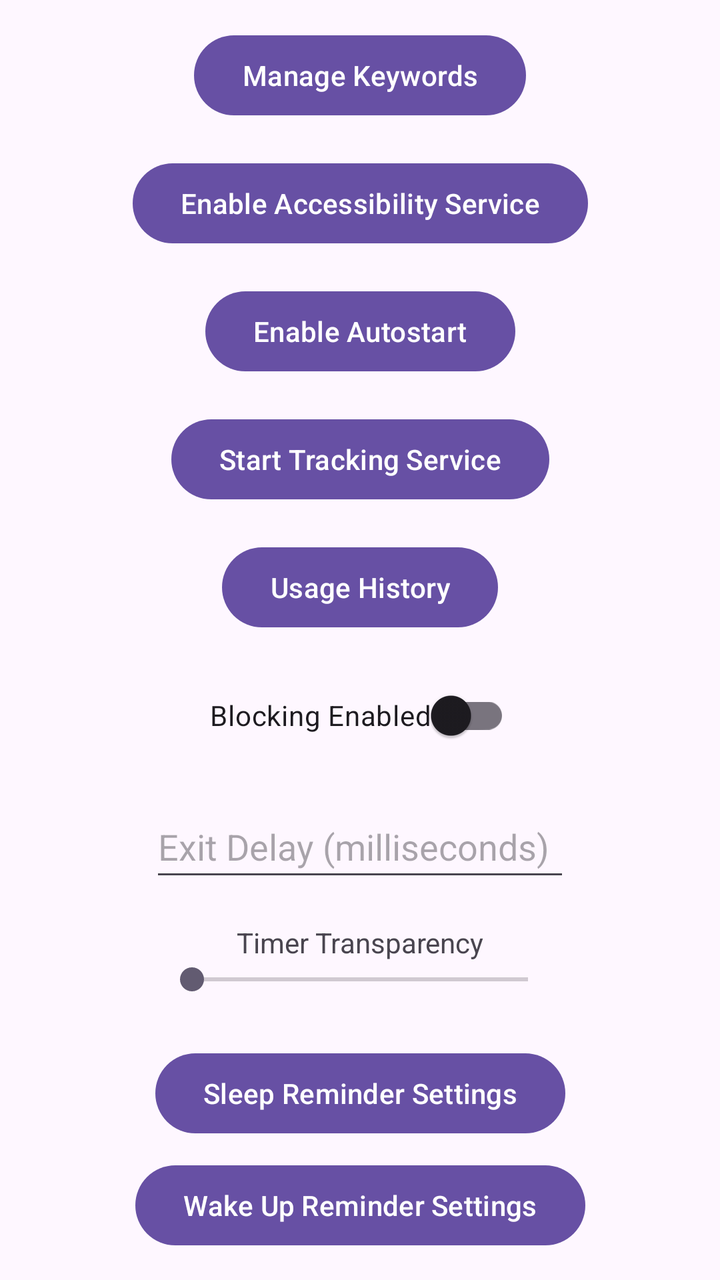
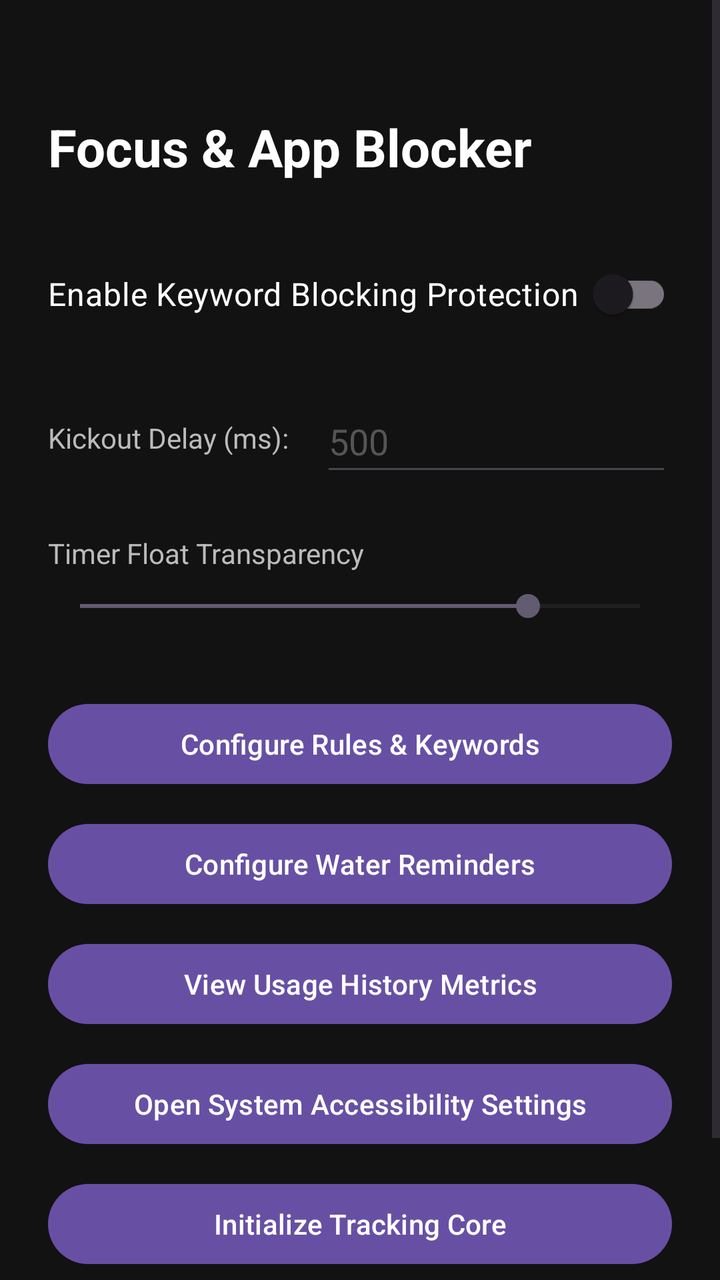

An Android layout rendered at two revisions. The XML below is the earlier revision; the diff shows what the commit changed to produce the second picture.
<!-- AndroidManifest.xml: application theme Theme.App_Blocker -->
<!-- res/layout/activity_main.xml -->
<?xml version="1.0" encoding="utf-8"?>
<androidx.constraintlayout.widget.ConstraintLayout xmlns:android="http://schemas.android.com/apk/res/android"
    xmlns:app="http://schemas.android.com/apk/res-auto"
    xmlns:tools="http://schemas.android.com/tools"
    android:id="@+id/main"
    android:layout_width="match_parent"
    android:layout_height="match_parent"
    tools:context=".MainActivity">

    <Button
        android:id="@+id/manageKeywordsButton"
        android:layout_width="wrap_content"
        android:layout_height="wrap_content"
        android:text="Manage Keywords"
        app:layout_constraintBottom_toTopOf="@+id/enableServiceButton"
        app:layout_constraintEnd_toEndOf="parent"
        app:layout_constraintStart_toStartOf="parent"
        app:layout_constraintTop_toTopOf="parent"
        app:layout_constraintVertical_chainStyle="packed" />

    <Button
        android:id="@+id/enableServiceButton"
        android:layout_width="wrap_content"
        android:layout_height="wrap_content"
        android:layout_marginTop="16dp"
        android:text="Enable Accessibility Service"
        app:layout_constraintBottom_toTopOf="@+id/enableAutostartButton"
        app:layout_constraintEnd_toEndOf="parent"
        app:layout_constraintStart_toStartOf="parent"
        app:layout_constraintTop_toBottomOf="@+id/manageKeywordsButton" />

    <Button
        android:id="@+id/enableAutostartButton"
        android:layout_width="wrap_content"
        android:layout_height="wrap_content"
        android:layout_marginTop="16dp"
        android:text="Enable Autostart"
        app:layout_constraintBottom_toTopOf="@+id/startTrackingButton"
        app:layout_constraintEnd_toEndOf="parent"
        app:layout_constraintStart_toStartOf="parent"
        app:layout_constraintTop_toBottomOf="@+id/enableServiceButton" />

    <Button
        android:id="@+id/startTrackingButton"
        android:layout_width="wrap_content"
        android:layout_height="wrap_content"
        android:layout_marginTop="16dp"
        android:text="Start Tracking Service"
        app:layout_constraintBottom_toTopOf="@+id/historyButton"
        app:layout_constraintEnd_toEndOf="parent"
        app:layout_constraintStart_toStartOf="parent"
        app:layout_constraintTop_toBottomOf="@+id/enableAutostartButton" />

    <Button
        android:id="@+id/historyButton"
        android:layout_width="wrap_content"
        android:layout_height="wrap_content"
        android:layout_marginTop="16dp"
        android:text="@string/button_usage_history"
        app:layout_constraintBottom_toTopOf="@+id/blockingSwitch"
        app:layout_constraintEnd_toEndOf="parent"
        app:layout_constraintStart_toStartOf="parent"
        app:layout_constraintTop_toBottomOf="@+id/startTrackingButton" />

    <com.google.android.material.switchmaterial.SwitchMaterial
        android:id="@+id/blockingSwitch"
        android:layout_width="wrap_content"
        android:layout_height="wrap_content"
        android:layout_marginTop="16dp"
        android:text="Blocking Enabled"
        app:layout_constraintBottom_toTopOf="@+id/delayInput"
        app:layout_constraintEnd_toEndOf="parent"
        app:layout_constraintStart_toStartOf="parent"
        app:layout_constraintTop_toBottomOf="@+id/historyButton" />

    <EditText
        android:id="@+id/delayInput"
        android:layout_width="wrap_content"
        android:layout_height="wrap_content"
        android:layout_marginTop="16dp"
        android:ems="10"
        android:hint="Exit Delay (milliseconds)"
        android:inputType="number"
        android:minHeight="48dp"
        app:layout_constraintBottom_toTopOf="@+id/transparencyLabel"
        app:layout_constraintEnd_toEndOf="parent"
        app:layout_constraintStart_toStartOf="parent"
        app:layout_constraintTop_toBottomOf="@+id/blockingSwitch" />

    <TextView
        android:id="@+id/transparencyLabel"
        android:layout_width="wrap_content"
        android:layout_height="wrap_content"
        android:layout_marginTop="16dp"
        android:text="Timer Transparency"
        app:layout_constraintBottom_toTopOf="@+id/transparencySeekBar"
        app:layout_constraintEnd_toEndOf="parent"
        app:layout_constraintStart_toStartOf="parent"
        app:layout_constraintTop_toBottomOf="@+id/delayInput" />

    <SeekBar
        android:id="@+id/transparencySeekBar"
        android:layout_width="200dp"
        android:layout_height="wrap_content"
        android:max="100"
        app:layout_constraintEnd_toEndOf="parent"
        app:layout_constraintStart_toStartOf="parent"
        app:layout_constraintTop_toBottomOf="@+id/transparencyLabel"
        app:layout_constraintBottom_toTopOf="@+id/sleepReminderSettingsButton" />

    <Button
        android:id="@+id/sleepReminderSettingsButton"
        android:layout_width="wrap_content"
        android:layout_height="wrap_content"
        android:layout_marginTop="24dp"
        android:text="@string/sleep_reminder_open_settings"
        app:layout_constraintBottom_toTopOf="@+id/wakeUpReminderSettingsButton"
        app:layout_constraintEnd_toEndOf="parent"
        app:layout_constraintStart_toStartOf="parent"
        app:layout_constraintTop_toBottomOf="@+id/transparencySeekBar" />

    <Button
        android:id="@+id/wakeUpReminderSettingsButton"
        android:layout_width="wrap_content"
        android:layout_height="wrap_content"
        android:layout_marginTop="8dp"
        android:text="@string/wake_up_reminder_open_settings"
        app:layout_constraintBottom_toBottomOf="parent"
        app:layout_constraintEnd_toEndOf="parent"
        app:layout_constraintStart_toStartOf="parent"
        app:layout_constraintTop_toBottomOf="@+id/sleepReminderSettingsButton" />

</androidx.constraintlayout.widget.ConstraintLayout>
<!-- resources referenced by this layout -->
<resources>
  <string name="button_usage_history">Usage History</string>
  <string name="sleep_reminder_open_settings">Sleep Reminder Settings</string>
  <string name="wake_up_reminder_open_settings">Wake Up Reminder Settings</string>
  <style name="Theme.App_Blocker" parent="Base.Theme.App_Blocker" />
  <style name="Base.Theme.App_Blocker" parent="Theme.Material3.DayNight.NoActionBar">
          
          
      </style>
</resources>

<!-- the commit's change to res/layout/activity_main.xml (unified diff, before → after) -->
@@ -1,133 +1,120 @@
 <?xml version="1.0" encoding="utf-8"?>
-<androidx.constraintlayout.widget.ConstraintLayout xmlns:android="http://schemas.android.com/apk/res/android"
-    xmlns:app="http://schemas.android.com/apk/res-auto"
+<ScrollView xmlns:android="http://schemas.android.com/apk/res/android"
     xmlns:tools="http://schemas.android.com/tools"
     android:id="@+id/main"
     android:layout_width="match_parent"
     android:layout_height="match_parent"
+    android:background="#121212"
+    android:fillViewport="true"
     tools:context=".MainActivity">
 
-    <Button
-        android:id="@+id/manageKeywordsButton"
-        android:layout_width="wrap_content"
+    <LinearLayout
+        android:layout_width="match_parent"
         android:layout_height="wrap_content"
-        android:text="Manage Keywords"
-        app:layout_constraintBottom_toTopOf="@+id/enableServiceButton"
-        app:layout_constraintEnd_toEndOf="parent"
-        app:layout_constraintStart_toStartOf="parent"
-        app:layout_constraintTop_toTopOf="parent"
-        app:layout_constraintVertical_chainStyle="packed" />
+        android:orientation="vertical"
+        android:padding="24dp">
 
-    <Button
-        android:id="@+id/enableServiceButton"
-        android:layout_width="wrap_content"
-        android:layout_height="wrap_content"
-        android:layout_marginTop="16dp"
-        android:text="Enable Accessibility Service"
-        app:layout_constraintBottom_toTopOf="@+id/enableAutostartButton"
-        app:layout_constraintEnd_toEndOf="parent"
-        app:layout_constraintStart_toStartOf="parent"
-        app:layout_constraintTop_toBottomOf="@+id/manageKeywordsButton" />
+        <TextView
+            android:layout_width="wrap_content"
+            android:layout_height="wrap_content"
+            android:layout_marginTop="32dp"
+            android:text="Focus &amp; App Blocker"
+            android:textColor="#FFFFFF"
+            android:textSize="26sp"
+            android:textStyle="bold" />
 
-    <Button
-        android:id="@+id/enableAutostartButton"
-        android:layout_width="wrap_content"
-        android:layout_height="wrap_content"
-        android:layout_marginTop="16dp"
-        android:text="Enable Autostart"
-        app:layout_constraintBottom_toTopOf="@+id/startTrackingButton"
-        app:layout_constraintEnd_toEndOf="parent"
-        app:layout_constraintStart_toStartOf="parent"
-        app:layout_constraintTop_toBottomOf="@+id/enableServiceButton" />
+        <com.google.android.material.switchmaterial.SwitchMaterial
+            android:id="@+id/blockingSwitch"
+            android:layout_width="match_parent"
+            android:layout_height="wrap_content"
+            android:layout_marginTop="32dp"
+            android:text="Enable Keyword Blocking Protection"
+            android:textColor="#FFFFFF"
+            android:textSize="16sp" />
 
-    <Button
-        android:id="@+id/startTrackingButton"
-        android:layout_width="wrap_content"
-        android:layout_height="wrap_content"
-        android:layout_marginTop="16dp"
-        android:text="Start Tracking Service"
-        app:layout_constraintBottom_toTopOf="@+id/historyButton"
-        app:layout_constraintEnd_toEndOf="parent"
-        app:layout_constraintStart_toStartOf="parent"
-        app:layout_constraintTop_toBottomOf="@+id/enableAutostartButton" />
+        <LinearLayout
+            android:layout_width="match_parent"
+            android:layout_height="wrap_content"
+            android:layout_marginTop="24dp"
+            android:orientation="horizontal"
+            android:gravity="center_vertical">
 
-    <Button
-        android:id="@+id/historyButton"
-        android:layout_width="wrap_content"
-        android:layout_height="wrap_content"
-        android:layout_marginTop="16dp"
-        android:text="@string/button_usage_history"
-        app:layout_constraintBottom_toTopOf="@+id/blockingSwitch"
-        app:layout_constraintEnd_toEndOf="parent"
-        app:layout_constraintStart_toStartOf="parent"
-        app:layout_constraintTop_toBottomOf="@+id/startTrackingButton" />
+            <TextView
+                android:layout_width="wrap_content"
+                android:layout_height="wrap_content"
+                android:text="Kickout Delay (ms):"
+                android:textColor="#BBBBBB"
+                android:textSize="14sp" />
 
-    <com.google.android.material.switchmaterial.SwitchMaterial
-        android:id="@+id/blockingSwitch"
-        android:layout_width="wrap_content"
-        android:layout_height="wrap_content"
-        android:layout_marginTop="16dp"
-        android:text="Blocking Enabled"
-        app:layout_constraintBottom_toTopOf="@+id/delayInput"
-        app:layout_constraintEnd_toEndOf="parent"
-        app:layout_constraintStart_toStartOf="parent"
-        app:layout_constraintTop_toBottomOf="@+id/historyButton" />
+            <EditText
+                android:id="@+id/delayInput"
+                android:layout_width="match_parent"
+                android:layout_height="wrap_content"
+                android:layout_marginStart="16dp"
+                android:hint="500"
+                android:textColorHint="#555555"
+                android:textColor="#FFFFFF"
+                android:inputType="number"
+                android:minHeight="48dp" />
+        </LinearLayout>
 
-    <EditText
-        android:id="@+id/delayInput"
-        android:layout_width="wrap_content"
-        android:layout_height="wrap_content"
-        android:layout_marginTop="16dp"
-        android:ems="10"
-        android:hint="Exit Delay (milliseconds)"
-        android:inputType="number"
-        android:minHeight="48dp"
-        app:layout_constraintBottom_toTopOf="@+id/transparencyLabel"
-        app:layout_constraintEnd_toEndOf="parent"
-        app:layout_constraintStart_toStartOf="parent"
-        app:layout_constraintTop_toBottomOf="@+id/blockingSwitch" />
+        <TextView
+            android:layout_width="wrap_content"
+            android:layout_height="wrap_content"
+            android:layout_marginTop="24dp"
+            android:text="Timer Float Transparency"
+            android:textColor="#BBBBBB"
+            android:textSize="14sp" />
 
-    <TextView
-        android:id="@+id/transparencyLabel"
-        android:layout_width="wrap_content"
-        android:layout_height="wrap_content"
-        android:layout_marginTop="16dp"
-        android:text="Timer Transparency"
-        app:layout_constraintBottom_toTopOf="@+id/transparencySeekBar"
-        app:layout_constraintEnd_toEndOf="parent"
-        app:layout_constraintStart_toStartOf="parent"
-        app:layout_constraintTop_toBottomOf="@+id/delayInput" />
+        <SeekBar
+            android:id="@+id/transparencySeekBar"
+            android:layout_width="match_parent"
+            android:layout_height="wrap_content"
+            android:layout_marginTop="8dp"
+            android:max="100"
+            android:progress="80" />
 
-    <SeekBar
-        android:id="@+id/transparencySeekBar"
-        android:layout_width="200dp"
-        android:layout_height="wrap_content"
-        android:max="100"
-        app:layout_constraintEnd_toEndOf="parent"
-        app:layout_constraintStart_toStartOf="parent"
-        app:layout_constraintTop_toBottomOf="@+id/transparencyLabel"
-        app:layout_constraintBottom_toTopOf="@+id/sleepReminderSettingsButton" />
+        <Button
+            android:id="@+id/manageKeywordsButton"
+            android:layout_width="match_parent"
+            android:layout_height="wrap_content"
+            android:layout_marginTop="36dp"
+            android:text="Configure Rules &amp; Keywords" />
 
-    <Button
-        android:id="@+id/sleepReminderSettingsButton"
-        android:layout_width="wrap_content"
-        android:layout_height="wrap_content"
-        android:layout_marginTop="24dp"
-        android:text="@string/sleep_reminder_open_settings"
-        app:layout_constraintBottom_toTopOf="@+id/wakeUpReminderSettingsButton"
-        app:layout_constraintEnd_toEndOf="parent"
-        app:layout_constraintStart_toStartOf="parent"
-        app:layout_constraintTop_toBottomOf="@+id/transparencySeekBar" />
+        <Button
+            android:id="@+id/waterSettingsButton"
+            android:layout_width="match_parent"
+            android:layout_height="wrap_content"
+            android:layout_marginTop="12dp"
+            android:text="Configure Water Reminders" />
 
-    <Button
-        android:id="@+id/wakeUpReminderSettingsButton"
-        android:layout_width="wrap_content"
-        android:layout_height="wrap_content"
-        android:layout_marginTop="8dp"
-        android:text="@string/wake_up_reminder_open_settings"
-        app:layout_constraintBottom_toBottomOf="parent"
-        app:layout_constraintEnd_toEndOf="parent"
-        app:layout_constraintStart_toStartOf="parent"
-        app:layout_constraintTop_toBottomOf="@+id/sleepReminderSettingsButton" />
+        <Button
+            android:id="@+id/historyButton"
+            android:layout_width="match_parent"
+            android:layout_height="wrap_content"
+            android:layout_marginTop="12dp"
+            android:text="View Usage History Metrics" />
 
-</androidx.constraintlayout.widget.ConstraintLayout>
+        <Button
+            android:id="@+id/enableServiceButton"
+            android:layout_width="match_parent"
+            android:layout_height="wrap_content"
+            android:layout_marginTop="12dp"
+            android:text="Open System Accessibility Settings" />
+
+        <Button
+            android:id="@+id/startTrackingButton"
+            android:layout_width="match_parent"
+            android:layout_height="wrap_content"
+            android:layout_marginTop="12dp"
+            android:text="Initialize Tracking Core" />
+
+        <Button
+            android:id="@+id/enableAutostartButton"
+            android:layout_width="match_parent"
+            android:layout_height="wrap_content"
+            android:layout_marginTop="12dp"
+            android:text="Configure System Autostart" />
+
+    </LinearLayout>
+</ScrollView>
<!-- resource entries referenced after the edit -->
@@ -1,8 +1,5 @@
 <!-- resources referenced by this layout -->
 <resources>
-  <string name="button_usage_history">Usage History</string>
-  <string name="sleep_reminder_open_settings">Sleep Reminder Settings</string>
-  <string name="wake_up_reminder_open_settings">Wake Up Reminder Settings</string>
   <style name="Theme.App_Blocker" parent="Base.Theme.App_Blocker" />
   <style name="Base.Theme.App_Blocker" parent="Theme.Material3.DayNight.NoActionBar">
           
